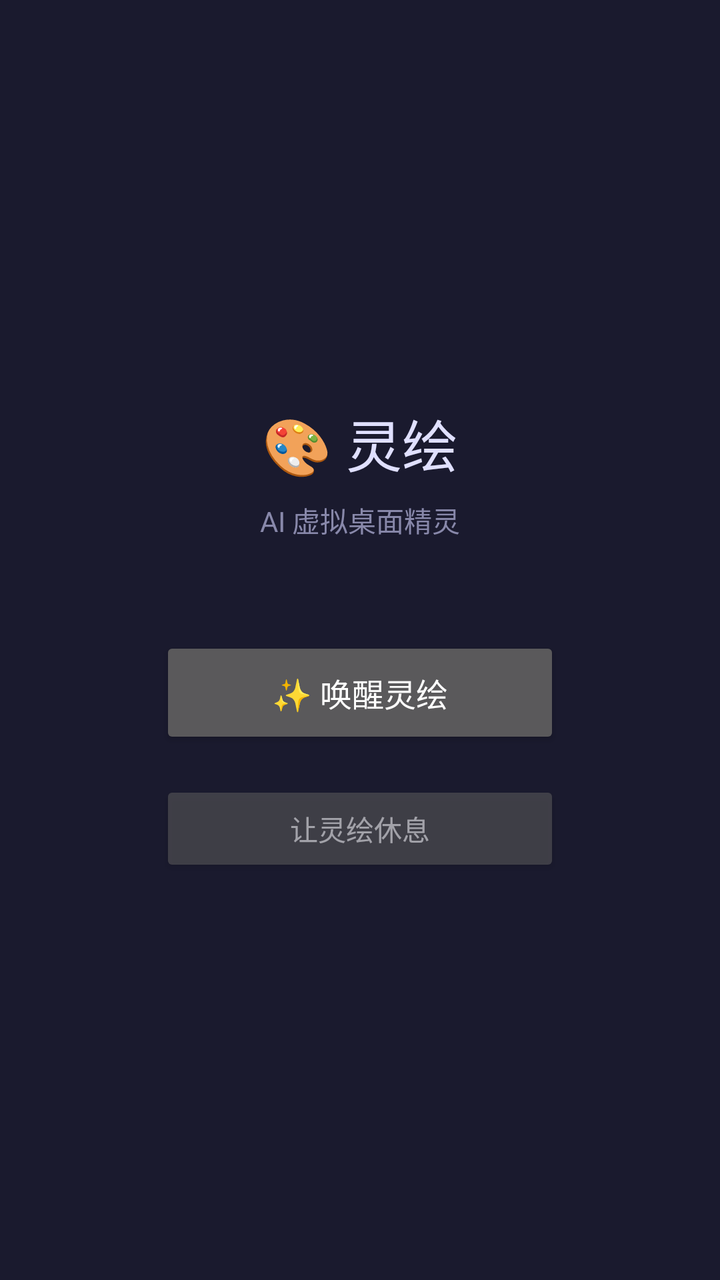
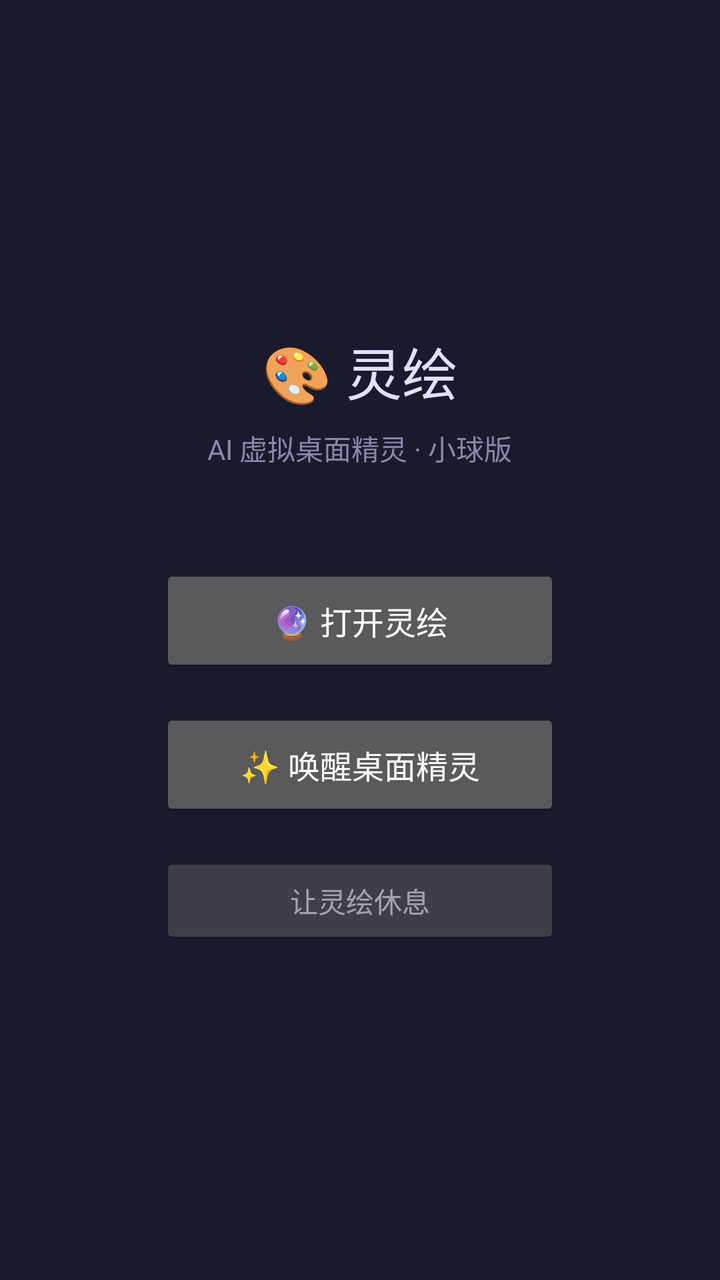

The first picture is an Android layout as it rendered before a commit; the second is the same layout after the commit. The layout source and the unified diff follow.
<!-- AndroidManifest.xml: application theme Theme.LingHui -->
<!-- res/layout/activity_main.xml -->
<?xml version="1.0" encoding="utf-8"?>
<LinearLayout
    xmlns:android="http://schemas.android.com/apk/res/android"
    android:layout_width="match_parent"
    android:layout_height="match_parent"
    android:orientation="vertical"
    android:gravity="center"
    android:padding="32dp"
    android:background="#1a1a2e">

    <TextView
        android:layout_width="wrap_content"
        android:layout_height="wrap_content"
        android:text="🎨 灵绘"
        android:textSize="28sp"
        android:textColor="#e0e0ff"
        android:layout_marginBottom="8dp" />

    <TextView
        android:layout_width="wrap_content"
        android:layout_height="wrap_content"
        android:text="AI 虚拟桌面精灵"
        android:textSize="14sp"
        android:textColor="#8888aa"
        android:layout_marginBottom="48dp" />

    <Button
        android:id="@+id/btn_start"
        android:layout_width="200dp"
        android:layout_height="56dp"
        android:text="✨ 唤醒灵绘"
        android:textSize="16sp"
        android:layout_marginBottom="16dp" />

    <Button
        android:id="@+id/btn_stop"
        android:layout_width="200dp"
        android:layout_height="48dp"
        android:text="让灵绘休息"
        android:textSize="14sp"
        android:alpha="0.6" />

</LinearLayout>
<!-- resources referenced by this layout -->
<resources>
  <style name="Theme.LingHui" parent="Theme.AppCompat.NoActionBar">
          <item name="android:windowBackground">#1A1A2E</item>
      </style>
</resources>

<!-- the commit's change to res/layout/activity_main.xml (unified diff, before → after) -->
@@ -19,16 +19,24 @@
     <TextView
         android:layout_width="wrap_content"
         android:layout_height="wrap_content"
-        android:text="AI 虚拟桌面精灵"
+        android:text="AI 虚拟桌面精灵 · 小球版"
         android:textSize="14sp"
         android:textColor="#8888aa"
         android:layout_marginBottom="48dp" />
 
     <Button
+        android:id="@+id/btn_open_webview"
+        android:layout_width="200dp"
+        android:layout_height="56dp"
+        android:text="🔮 打开灵绘"
+        android:textSize="16sp"
+        android:layout_marginBottom="16dp" />
+
+    <Button
         android:id="@+id/btn_start"
         android:layout_width="200dp"
         android:layout_height="56dp"
-        android:text="✨ 唤醒灵绘"
+        android:text="✨ 唤醒桌面精灵"
         android:textSize="16sp"
         android:layout_marginBottom="16dp" />
 
